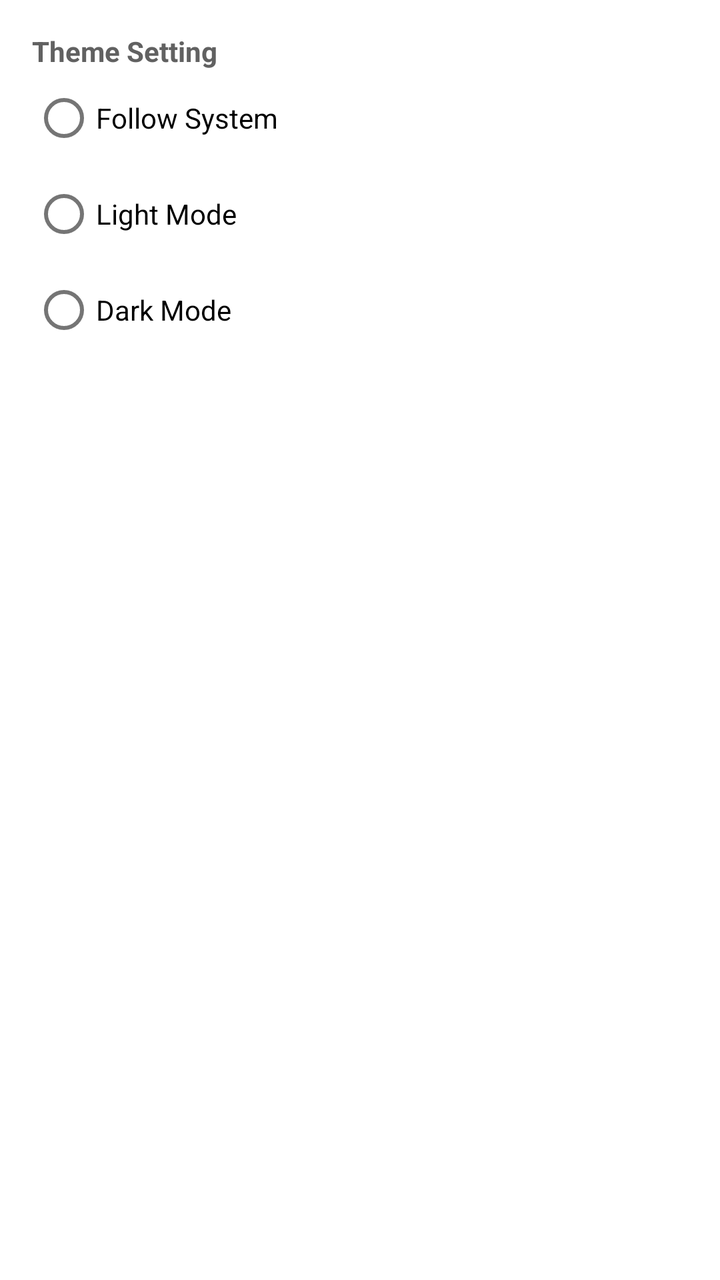
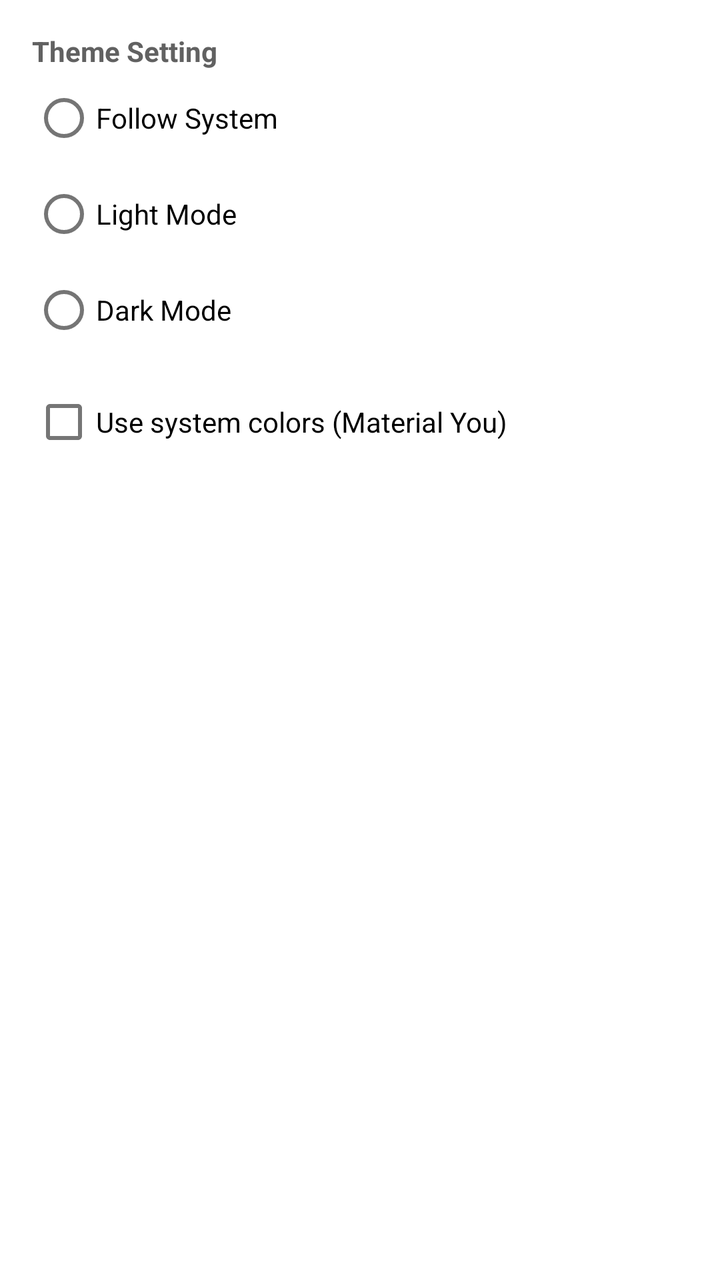

Two renders of the same Android screen: before a commit and after it. Below are the layout's source before the change and the commit's diff.
<!-- AndroidManifest.xml: another module's application theme Theme.Apersonalstuff -->
<!-- res/layout/menu_theme.xml -->
<?xml version="1.0" encoding="utf-8"?>
<androidx.appcompat.widget.LinearLayoutCompat xmlns:android="http://schemas.android.com/apk/res/android"
    android:layout_width="match_parent"
    android:layout_height="match_parent"
    android:orientation="vertical"
    android:padding="@dimen/text_margin">

    <com.google.android.material.textview.MaterialTextView
        android:layout_width="match_parent"
        android:layout_height="wrap_content"
        android:textStyle="bold"
        android:text="@string/theme_setting" />

    <RadioGroup
        android:id="@+id/radioGroup"
        android:layout_width="match_parent"
        android:layout_height="wrap_content">

        <com.google.android.material.radiobutton.MaterialRadioButton
            android:id="@+id/radio_system"
            android:layout_width="match_parent"
            android:layout_height="wrap_content"
            android:text="@string/follow_system" />

        <com.google.android.material.radiobutton.MaterialRadioButton
            android:id="@+id/radio_light"
            android:layout_width="match_parent"
            android:layout_height="wrap_content"
            android:text="@string/light_mode" />

        <com.google.android.material.radiobutton.MaterialRadioButton
            android:id="@+id/radio_dark"
            android:layout_width="match_parent"
            android:layout_height="wrap_content"
            android:text="@string/dark_mode" />
    </RadioGroup>
</androidx.appcompat.widget.LinearLayoutCompat>
<!-- resources referenced by this layout -->
<resources>
  <dimen name="text_margin">16dp</dimen>
  <string name="dark_mode">Dark Mode</string>
  <string name="follow_system">Follow System</string>
  <string name="light_mode">Light Mode</string>
  <string name="theme_setting">Theme Setting</string>
  <style name="Theme.Apersonalstuff" parent="Theme.MaterialComponents.DayNight.DarkActionBar">
          
          <item name="colorPrimary">@color/light_green_600</item>
          <item name="colorPrimaryVariant">@color/light_green_200</item>
          <item name="colorOnPrimary">@color/white</item>
          
          <item name="colorSecondary">@color/lime_600</item>
          <item name="colorSecondaryVariant">@color/green_600</item>
          <item name="colorOnSecondary">@color/black</item>
          
          <item name="android:statusBarColor">?attr/colorPrimaryVariant</item>
          
          <item name="android:textColor">@color/gray_700</item>
      </style>
  <color name="light_green_600">#7CB342</color>
  <color name="light_green_200">#C5E1A5</color>
  <color name="white">#FFFFFFFF</color>
  <color name="lime_600">#C0CA33</color>
  <color name="green_600">#43A047</color>
  <color name="black">#FF000000</color>
  <color name="gray_700">#616161</color>
</resources>

<!-- the commit's change to res/layout/menu_theme.xml (unified diff, before → after) -->
@@ -34,4 +34,11 @@
             android:layout_height="wrap_content"
             android:text="@string/dark_mode" />
     </RadioGroup>
+
+    <com.google.android.material.checkbox.MaterialCheckBox
+        android:id="@+id/switch_dynamic_colors"
+        android:layout_width="match_parent"
+        android:layout_height="wrap_content"
+        android:layout_marginTop="8dp"
+        android:text="@string/settings_use_dynamic_colors" />
 </androidx.appcompat.widget.LinearLayoutCompat>
<!-- resource entries referenced after the edit -->
@@ -4,6 +4,7 @@
   <string name="dark_mode">Dark Mode</string>
   <string name="follow_system">Follow System</string>
   <string name="light_mode">Light Mode</string>
+  <string name="settings_use_dynamic_colors">Use system colors (Material You)</string>
   <string name="theme_setting">Theme Setting</string>
   <style name="Theme.Apersonalstuff" parent="Theme.MaterialComponents.DayNight.DarkActionBar">
           
